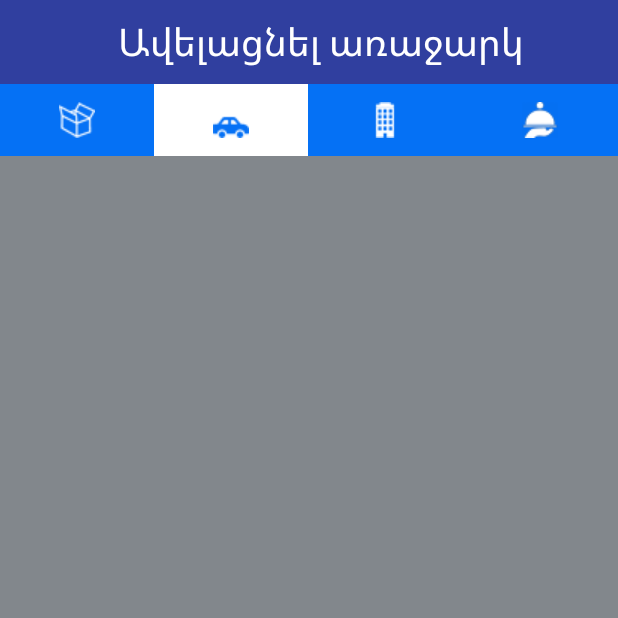
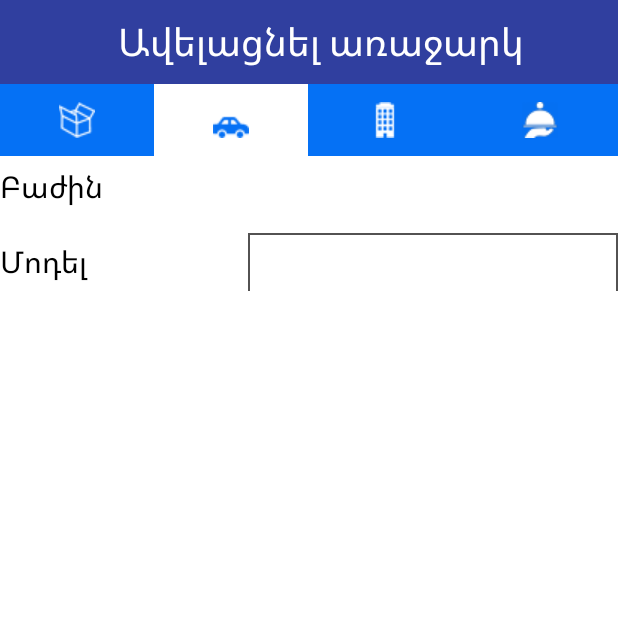
Before and after one commit to Aramucho/Prokat.am, an Android app: the GoodsFragment screen opened directly, with no data from a screen before it, tab 2 chosen, on a phone screen of 412 x 824 dp, the top half of it. Run offline under Robolectric (Android 15) with nearby library versions, the phone set to English and light mode, and no system bars.

Commit message:
Code Clean

```diff
--- a/app/src/main/res/layout/transport_fragment.xml
+++ b/app/src/main/res/layout/transport_fragment.xml
@@ -1,7 +1,82 @@
 <?xml version="1.0" encoding="utf-8"?>
-<LinearLayout xmlns:android="http://schemas.android.com/apk/res/android"
+<RelativeLayout xmlns:android="http://schemas.android.com/apk/res/android"
     android:orientation="vertical" android:layout_width="match_parent"
     android:layout_height="match_parent"
-    android:background="#82878c">
+    android:background="@color/maincolorwhite">
 
-</LinearLayout>
+
+<ScrollView
+    android:layout_width="match_parent"
+    android:layout_height="match_parent">
+
+    <RelativeLayout
+        android:layout_width="match_parent"
+        android:layout_height="match_parent">
+
+        <LinearLayout
+            android:id="@+id/section_layout"
+            android:layout_width="match_parent"
+            android:layout_height="match_parent"
+            android:orientation="horizontal">
+
+            <TextView
+                android:id="@+id/section"
+                android:layout_width="match_parent"
+                android:layout_height="wrap_content"
+                android:layout_weight="0.6"
+                android:gravity="center_vertical"
+                android:minHeight="40dp"
+                android:text="@string/section"
+                android:textColor="#000000"
+                android:textSize="20sp" />
+
+            <Spinner
+                android:id="@+id/section_spinner"
+                android:layout_width="match_parent"
+                android:layout_height="wrap_content"
+                android:layout_weight="0.4"
+                android:minHeight="40dp"
+
+
+                />
+
+
+        </LinearLayout>
+
+        <LinearLayout
+            android:id="@+id/mark_layout"
+            android:layout_width="match_parent"
+            android:layout_height="match_parent"
+            android:layout_below="@id/section_layout"
+            android:layout_marginTop="10dp"
+            android:orientation="horizontal">
+
+            <TextView
+                android:id="@+id/transport_mark"
+                android:layout_width="match_parent"
+                android:layout_height="wrap_content"
+                android:layout_weight="0.6"
+                android:gravity="center_vertical"
+                android:minHeight="40dp"
+                android:text="@string/transport_model"
+                android:textColor="#000000"
+                android:textSize="20sp" />
+
+            <EditText
+                android:id="@+id/transport_mark_text"
+                android:layout_width="match_parent"
+                android:layout_height="wrap_content"
+                android:layout_weight="0.4"
+                android:minHeight="40dp"
+                android:background="@drawable/edit_text_drawable"
+                android:textColor="#000000"/>
+        </LinearLayout>
+
+
+
+    </RelativeLayout>
+
+</ScrollView>
+
+
+</RelativeLayout>
--- a/app/src/main/res/values/strings.xml
+++ b/app/src/main/res/values/strings.xml
@@ -51,10 +51,6 @@
     <string name="day">Օր</string>
     <string name="month">Ամիս</string>
     <string name="photo_button">...</string>
-    <string name="photos_title">Նկարներ(800x600px -.jpg)</string>
-    <string name="number_1">1.</string>
-    <string name="number_2">2.</string>
-    <string name="number_5">5.</string>
-    <string name="number_3">3.</string>
-    <string name="number_4">4.</string>
+    <string name="transport_mark">Մակնիշ</string>
+    <string name="transport_model">Մոդել</string>
 </resources>
```
Also changed, not shown: 2 other files.
